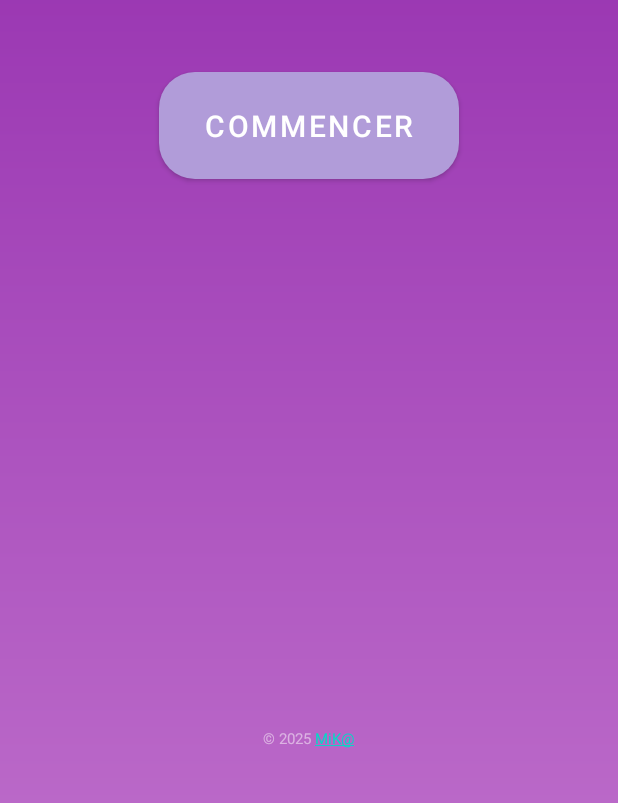
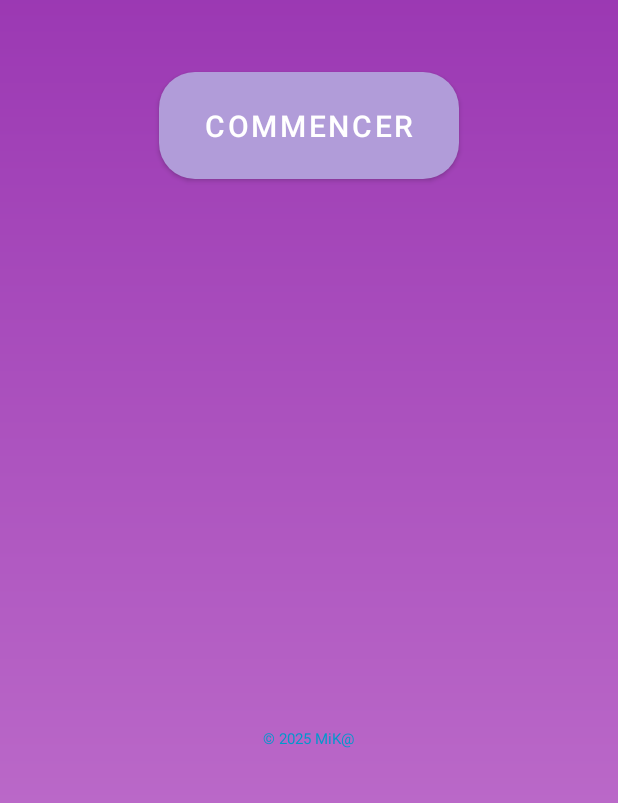
Before and after one commit to mickablondo/mission-defis, an Android app: the screen it shows after launch (MainActivity), on a phone screen of 412 x 824 dp, the part 433-1236 px from its top. Run offline under Robolectric (Android 15) with nearby library versions, the phone set to English and light mode, and no system bars.

Commit message:
clickable copyright link

```diff
--- a/app/src/main/java/dev/mickablondo/missiondefis/MainActivity.kt
+++ b/app/src/main/java/dev/mickablondo/missiondefis/MainActivity.kt
@@ -1,7 +1,10 @@
 package dev.mickablondo.missiondefis
 
 import android.content.Intent
+import android.widget.TextView
 import android.os.Bundle
+import android.text.Html
+import android.text.method.LinkMovementMethod
 import androidx.appcompat.app.AppCompatActivity
 import dev.mickablondo.missiondefis.databinding.ActivityMainBinding
 import dev.mickablondo.missiondefis.ui.RoleSelectionActivity
@@ -14,6 +17,11 @@ class MainActivity : AppCompatActivity() {
         binding = ActivityMainBinding.inflate(layoutInflater)
         setContentView(binding.root)
 
+        val copyrightText = findViewById<TextView>(R.id.textCopyright)
+        // Parse le texte HTML pour que les <a> soient détectés comme liens
+        copyrightText.text = Html.fromHtml(getString(R.string.copyright_text), Html.FROM_HTML_MODE_LEGACY)
+        copyrightText.movementMethod = LinkMovementMethod.getInstance()
+
         binding.buttonStart.setOnClickListener {
             val intent = Intent(this, RoleSelectionActivity::class.java)
             startActivity(intent)
--- a/app/src/main/res/layout/view_copyright.xml
+++ b/app/src/main/res/layout/view_copyright.xml
@@ -10,7 +10,8 @@
         android:layout_width="wrap_content"
         android:layout_height="wrap_content"
         android:textSize="10sp"
-        android:textColor="#80FFFFFF"
+        android:textIsSelectable="true"
+        android:textColor="@android:color/holo_blue_dark"
         android:textAlignment="center"
         android:autoLink="web"
         android:linksClickable="true"
```
